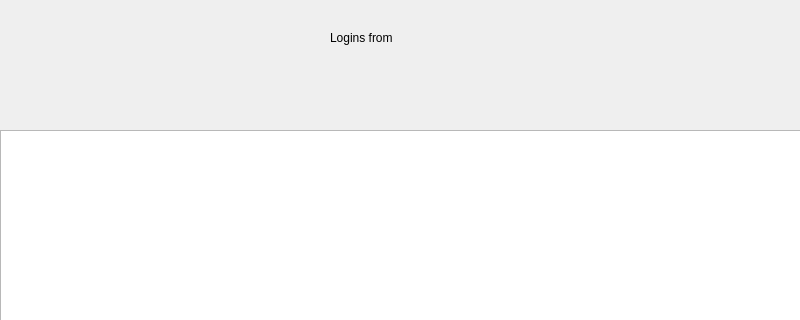
Before: the Qt Designer form src/UI/loginswindow.ui in Kracocks/ToolBox, drawn with Qt 5; both pictures show x 0 to 800 and y 0 to 320 of the 800 by 600 pixel window.
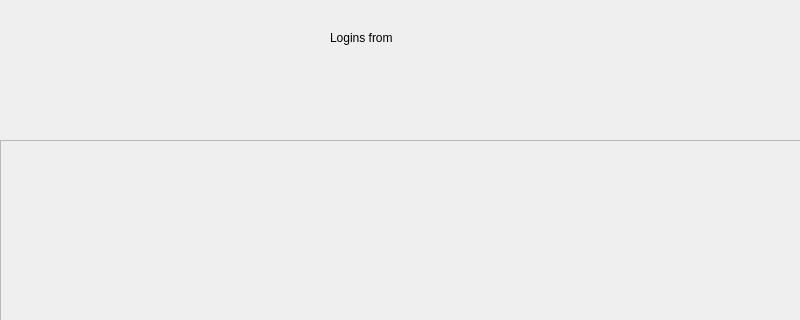
After: the same form once the commit is applied.

Commit message: add custom widget for logins

Diff of the .ui file:
```diff
--- a/src/UI/loginswindow.ui
+++ b/src/UI/loginswindow.ui
@@ -13,16 +13,6 @@
   <property name="windowTitle">
    <string>Form</string>
   </property>
-  <widget class="QTableWidget" name="loginsTable">
-   <property name="geometry">
-    <rect>
-     <x>0</x>
-     <y>130</y>
-     <width>801</width>
-     <height>361</height>
-    </rect>
-   </property>
-  </widget>
   <widget class="QLabel" name="subtitle">
    <property name="geometry">
     <rect>
@@ -62,6 +52,35 @@
     <string>Add login</string>
    </property>
   </widget>
+  <widget class="QWidget" name="horizontalLayoutWidget">
+   <property name="geometry">
+    <rect>
+     <x>0</x>
+     <y>140</y>
+     <width>801</width>
+     <height>351</height>
+    </rect>
+   </property>
+   <layout class="QHBoxLayout" name="hbox_layout">
+    <item>
+     <widget class="QScrollArea" name="scrollArea">
+      <property name="widgetResizable">
+       <bool>true</bool>
+      </property>
+      <widget class="QWidget" name="scrollAreaWidgetContents">
+       <property name="geometry">
+        <rect>
+         <x>0</x>
+         <y>0</y>
+         <width>797</width>
+         <height>347</height>
+        </rect>
+       </property>
+      </widget>
+     </widget>
+    </item>
+   </layout>
+  </widget>
  </widget>
  <resources/>
  <connections/>
```
The commit also changes 6 other files.
